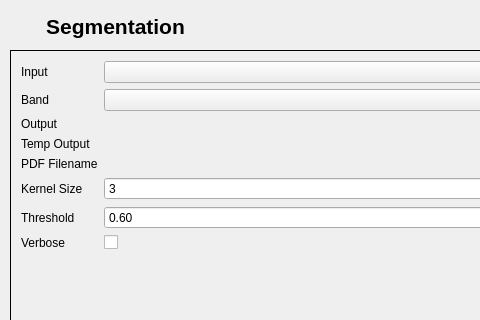
Qt form segmentation/segmentation_dialog_base.ui (AUGSignals/qgis-plugins) before a commit; both pictures show x 0 to 480 and y 0 to 320 of the 627 by 517 pixel window.
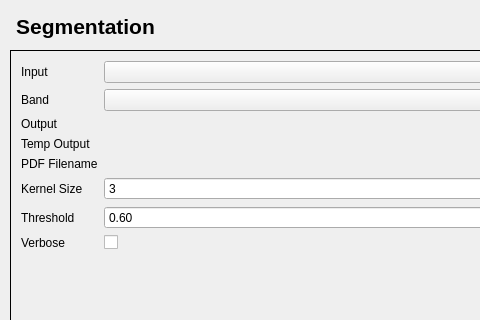
The same form after that commit. Custom widgets are drawn as their Qt base class.

The edit to the form file:
```diff
--- a/segmentation/segmentation_dialog_base.ui
+++ b/segmentation/segmentation_dialog_base.ui
@@ -192,7 +192,7 @@
     <rect>
      <x>10</x>
      <y>10</y>
-     <width>211</width>
+     <width>151</width>
      <height>33</height>
     </rect>
    </property>
```
